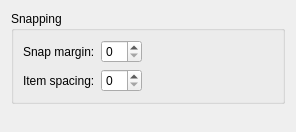
Above: src/plugins/qmldesigner/settingspage.ui from qt-creator/qt-creator before the change. Below: the same form after it.
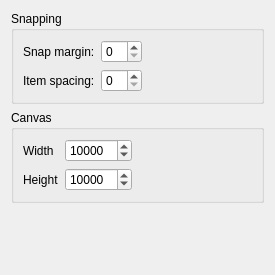
That is the form after the change.

Commit message:
QmlDesigner: Larger canvas size
Many qml documents have items outside of the root item area. The scene
rectangle is now much bigger so you can scroll the items around.

What changed in the file:
```diff
--- a/src/plugins/qmldesigner/settingspage.ui
+++ b/src/plugins/qmldesigner/settingspage.ui
@@ -6,8 +6,8 @@
    <rect>
     <x>0</x>
     <y>0</y>
-    <width>296</width>
-    <height>132</height>
+    <width>275</width>
+    <height>275</height>
    </rect>
   </property>
   <property name="windowTitle">
@@ -21,7 +21,7 @@
      </property>
      <layout class="QHBoxLayout" name="horizontalLayout">
       <item>
-       <layout class="QGridLayout" name="gridLayout">
+       <layout class="QFormLayout" name="formLayout_2">
         <item row="0" column="0">
          <widget class="QLabel" name="snapMarginLabel">
           <property name="text">
@@ -64,18 +64,70 @@
         </item>
        </layout>
       </item>
+     </layout>
+    </widget>
+   </item>
+   <item>
+    <widget class="QGroupBox" name="groupBox">
+     <property name="title">
+      <string>Canvas</string>
+     </property>
+     <layout class="QHBoxLayout" name="horizontalLayout_2">
       <item>
-       <spacer name="horizontalSpacer">
-        <property name="orientation">
-         <enum>Qt::Horizontal</enum>
-        </property>
-        <property name="sizeHint" stdset="0">
-         <size>
-          <width>40</width>
-          <height>20</height>
-         </size>
-        </property>
-       </spacer>
+       <layout class="QFormLayout" name="formLayout">
+        <item row="0" column="0">
+         <widget class="QLabel" name="canvasWidth">
+          <property name="text">
+           <string>Width</string>
+          </property>
+         </widget>
+        </item>
+        <item row="0" column="1">
+         <widget class="QSpinBox" name="spinBox">
+          <property name="sizePolicy">
+           <sizepolicy hsizetype="Fixed" vsizetype="Fixed">
+            <horstretch>0</horstretch>
+            <verstretch>0</verstretch>
+           </sizepolicy>
+          </property>
+          <property name="maximum">
+           <number>100000</number>
+          </property>
+          <property name="singleStep">
+           <number>100</number>
+          </property>
+          <property name="value">
+           <number>10000</number>
+          </property>
+         </widget>
+        </item>
+        <item row="1" column="0">
+         <widget class="QLabel" name="canvasHeight">
+          <property name="text">
+           <string>Height</string>
+          </property>
+         </widget>
+        </item>
+        <item row="1" column="1">
+         <widget class="QSpinBox" name="spinBox_2">
+          <property name="sizePolicy">
+           <sizepolicy hsizetype="Fixed" vsizetype="Fixed">
+            <horstretch>0</horstretch>
+            <verstretch>0</verstretch>
+           </sizepolicy>
+          </property>
+          <property name="maximum">
+           <number>100000</number>
+          </property>
+          <property name="singleStep">
+           <number>100</number>
+          </property>
+          <property name="value">
+           <number>10000</number>
+          </property>
+         </widget>
+        </item>
+       </layout>
       </item>
      </layout>
     </widget>
@@ -88,7 +140,7 @@
      <property name="sizeHint" stdset="0">
       <size>
        <width>20</width>
-       <height>207</height>
+       <height>40</height>
       </size>
      </property>
     </spacer>
```
The commit also changes 9 other files.
